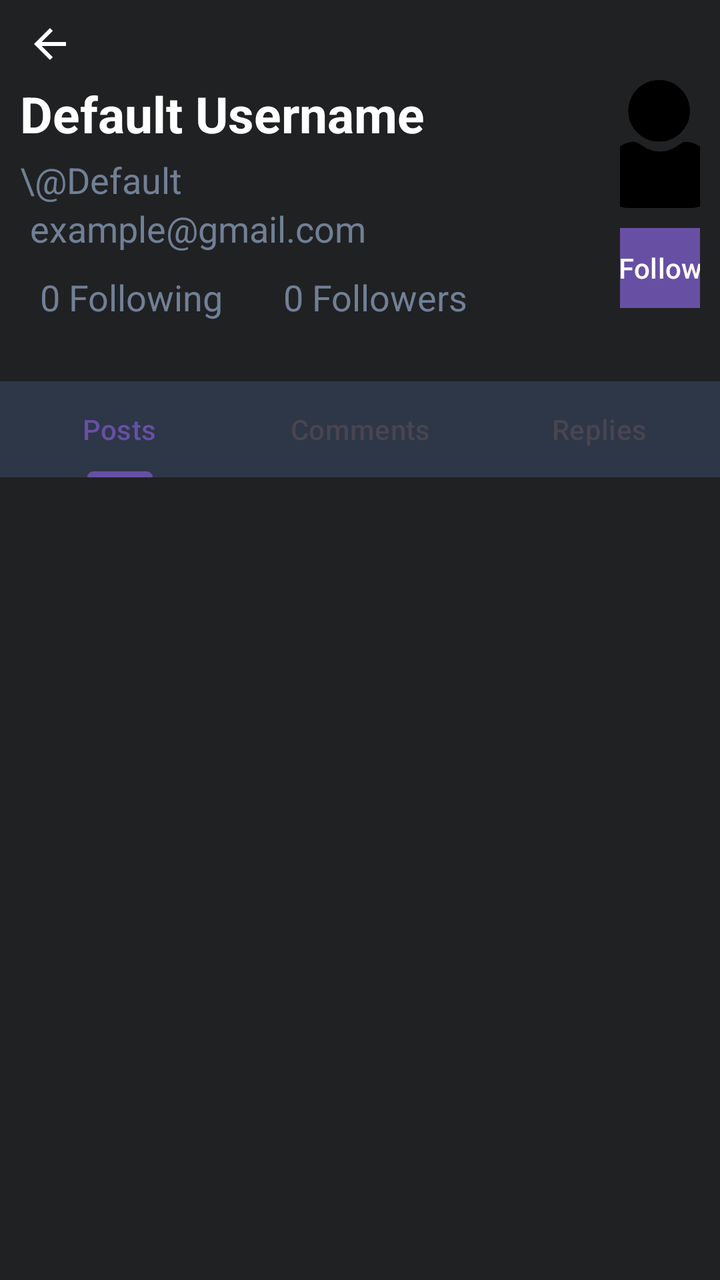
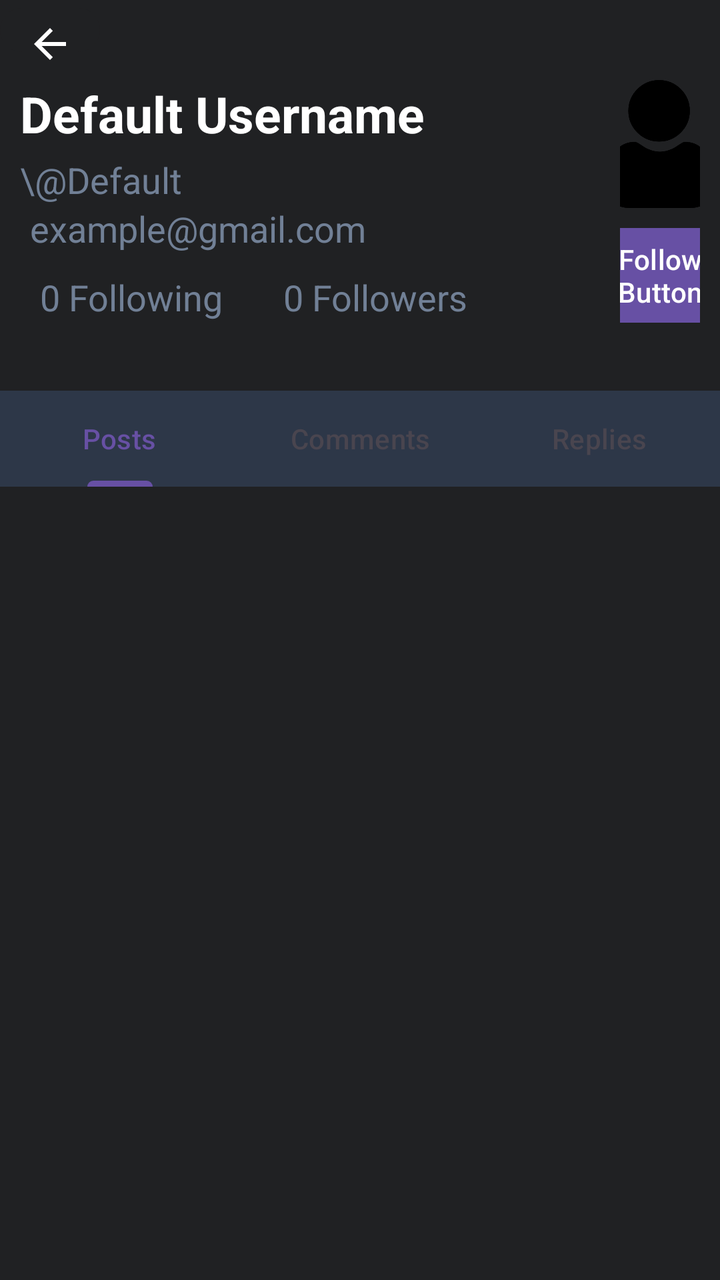

An Android layout rendered at two revisions. The XML below is the earlier revision; the diff shows what the commit changed to produce the second picture.
<!-- AndroidManifest.xml: application theme Theme.LearnLeague -->
<!-- res/layout/fragment_profile_other.xml -->
<?xml version="1.0" encoding="utf-8"?>
<androidx.constraintlayout.widget.ConstraintLayout xmlns:android="http://schemas.android.com/apk/res/android"
    xmlns:tools="http://schemas.android.com/tools"
    android:layout_width="match_parent"
    android:layout_height="match_parent"
    xmlns:app="http://schemas.android.com/apk/res-auto"
    tools:context=".ProfileMainFragment"
    android:background="@color/very_dark_gray"
    android:clickable="true"
    >

    <androidx.appcompat.widget.Toolbar
        app:layout_constraintTop_toTopOf="parent"
        android:id="@+id/toolbar"
        android:layout_width="match_parent"
        android:layout_height="30dp"
        android:background="@color/very_dark_gray"
        app:titleTextColor="@android:color/white"
        app:contentInsetStart="0dp"
        app:contentInsetLeft="0dp"
        >
        <Button
            android:id="@+id/back_button"
            android:layout_width="50dp"
            android:layout_height="wrap_content"
            android:drawableTop="@drawable/ic_arrow_back_white"
            android:backgroundTint="@color/very_dark_gray"
            />
    </androidx.appcompat.widget.Toolbar>

    <LinearLayout xmlns:android="http://schemas.android.com/apk/res/android"
        android:padding="10dp"
        android:orientation="horizontal"
        android:layout_width="match_parent"
        android:layout_height="wrap_content"
        app:layout_constraintTop_toBottomOf="@id/toolbar"
        android:id="@+id/main_info"
        >

        <LinearLayout
            android:layout_width="wrap_content"
            android:layout_height="wrap_content"
            android:orientation="vertical"
            >

            <TextView
                android:id="@+id/username"
                android:layout_width="300dp"
                android:layout_height="wrap_content"
                android:text="Default Username"
                android:textStyle="bold"
                android:textSize="25dp"
                android:layout_gravity="left"
                android:textColor="@color/white"
                android:maxLength="20"
                />

            <TextView
                android:id="@+id/user_id"
                android:text="\@Default"
                android:textSize="18sp"
                android:gravity="left"
                android:layout_marginTop="4dp"
                android:layout_width="300dp"
                android:layout_height="wrap_content"
                android:textColor="@color/middle_gray"/>

            <TextView
                android:id="@+id/email"
                android:layout_width="match_parent"
                android:layout_height="wrap_content"
                android:text="example@gmail.com"
                android:textColor="@color/middle_gray"
                android:textSize="18dp"
                app:layout_constraintTop_toBottomOf="@+id/main_info"
                android:layout_marginStart="5dp"
                android:textColorHint="@color/dark_gray"
                />
            <LinearLayout
                android:id="@+id/follow"
                android:layout_width="match_parent"
                android:layout_height="wrap_content"
                android:layout_marginTop="10dp"
                >
                <TextView
                    android:id="@+id/following"
                    android:layout_width="wrap_content"
                    android:layout_height="wrap_content"
                    android:text="0 Following"
                    android:textSize="18dp"
                    android:textColor="@color/middle_gray"
                    android:layout_marginStart="10dp"
                    android:clickable="true"
                    />
                <TextView
                    android:id="@+id/followers"
                    android:layout_width="wrap_content"
                    android:layout_height="wrap_content"
                    android:text="0 Followers"
                    android:textSize="18dp"
                    android:textColor="@color/middle_gray"
                    android:layout_marginStart="30dp"
                    android:clickable="true"
                    />
            </LinearLayout>
        </LinearLayout>
        <LinearLayout
            android:id="@+id/avatar_and_follow"
            android:layout_width="wrap_content"
            android:layout_height="wrap_content"
            android:orientation="vertical"
            android:gravity="center_horizontal">

            <ImageView
                android:id="@+id/avatar"
                android:contentDescription="Avatar"
                android:layout_width="64dp"
                android:layout_height="64dp"
                android:src="@drawable/default_avatar"
                style="@style/round_shape"/>

            <Button
                android:layout_width="100dp"
                android:layout_height="wrap_content"
                android:text="Follow"
                android:layout_marginTop="6dp"/>
        </LinearLayout>

    </LinearLayout>


    <LinearLayout
        android:id="@+id/message"
        android:orientation="vertical"
        android:layout_width="match_parent"
        android:layout_height="0dp"
        app:layout_constraintTop_toBottomOf="@+id/main_info"
        app:layout_constraintBottom_toBottomOf="parent">

        <com.google.android.material.tabs.TabLayout
            android:id="@+id/tabLayout"
            android:layout_width="match_parent"
            android:layout_height="wrap_content"
            android:background="@color/dark_gray"
            android:layout_marginTop="20dp"
            >

            <com.google.android.material.tabs.TabItem
                android:id="@+id/tab_posts"
                android:text="Posts"
                android:layout_width="wrap_content"
                android:layout_height="wrap_content"
                />

            <com.google.android.material.tabs.TabItem
                android:id="@+id/tab_comments"
                android:text="Comments"
                android:layout_width="wrap_content"
                android:layout_height="wrap_content" />

            <com.google.android.material.tabs.TabItem
                android:id="@+id/tab_replies"
                android:text="Replies"
                android:layout_width="wrap_content"
                android:layout_height="wrap_content" />

        </com.google.android.material.tabs.TabLayout>

        <androidx.viewpager2.widget.ViewPager2
            android:id="@+id/viewPager2"
            android:layout_width="match_parent"
            android:layout_height="match_parent"
            app:layout_constraintBottom_toBottomOf="parent"
            app:layout_constraintTop_toBottomOf="@id/tabLayout" />
    </LinearLayout>

    <FrameLayout
        android:id="@+id/profile_container_other"
        android:layout_width="match_parent"
        android:layout_height="match_parent"
        app:layout_constraintTop_toTopOf="parent"
        />



</androidx.constraintlayout.widget.ConstraintLayout>
<!-- resources referenced by this layout -->
<resources>
  <color name="dark_gray">#2d3748</color>
  <color name="middle_gray">#718096</color>
  <color name="very_dark_gray">#202123</color>
  <color name="white">#FFFFFFFF</color>
  <!-- drawable default_avatar: png bitmap (drawable, 11096 bytes) -->
  <!-- drawable ic_arrow_back_white (drawable) -->
  <vector xmlns:android="http://schemas.android.com/apk/res/android" android:autoMirrored="true" android:height="24dp" android:tint="#FFFFFF" android:viewportHeight="24" android:viewportWidth="24" android:width="24dp">
        
      <path android:fillColor="@android:color/white" android:pathData="M20,11H7.83l5.59,-5.59L12,4l-8,8 8,8 1.41,-1.41L7.83,13H20v-2z"/>
      
  </vector>
  <style name="round_shape" parent="">
          <item name="cornerFamily">rounded</item>
          <item name="cornerSize">50%</item>
      </style>
  <style name="Theme.LearnLeague" parent="Base.Theme.LearnLeague" />
  <style name="Base.Theme.LearnLeague" parent="Theme.Material3.DayNight.NoActionBar">
          
          
      </style>
</resources>

<!-- the commit's change to res/layout/fragment_profile_other.xml (unified diff, before → after) -->
@@ -120,9 +120,10 @@
                 style="@style/round_shape"/>
 
             <Button
-                android:layout_width="100dp"
+                android:id="@+id/profile_follow_button"
+                android:layout_width="120dp"
                 android:layout_height="wrap_content"
-                android:text="Follow"
+                android:text="Follow Button"
                 android:layout_marginTop="6dp"/>
         </LinearLayout>
 
